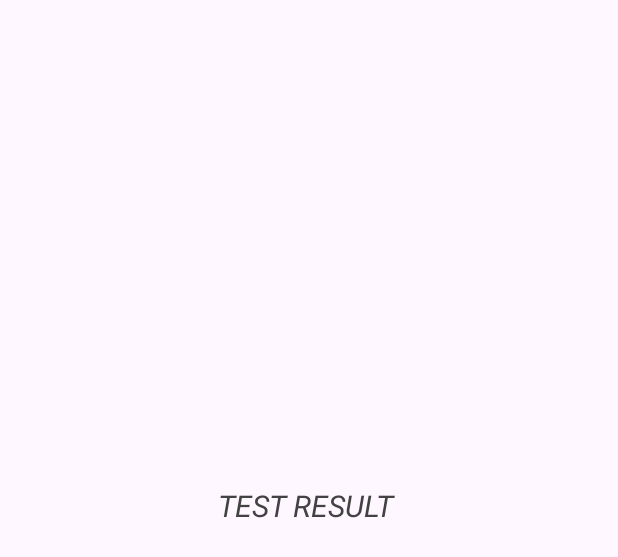
After one commit to BenManeno/EnglishLearning, an Android app: the layout activity_test_score.xml on its own in the app's theme, with its tools: preview values and no code run, on a phone screen of 412 x 824 dp. The commit adds this screen. Shown: the top 557 px of the screen. Run offline under Robolectric (Android 15) with nearby library versions, the phone set to English and light mode, and no system bars.

Commit message:
testScore
show the score for the test , wrong answer and feedback  . I create a new test score activity .

```diff
--- /dev/null
+++ b/app/src/main/res/layout/activity_test_score.xml
@@ -0,0 +1,33 @@
+<?xml version="1.0" encoding="utf-8"?>
+<LinearLayout xmlns:android="http://schemas.android.com/apk/res/android"
+    xmlns:app="http://schemas.android.com/apk/res-auto"
+    xmlns:tools="http://schemas.android.com/tools"
+    android:layout_width="match_parent"
+    android:gravity="center"
+    android:orientation="vertical"
+    android:id="@+id/backgroundColors"
+    android:layout_height="match_parent"
+    tools:context=".scoreActivity">
+
+
+    <TextView
+        android:layout_width="wrap_content"
+        android:layout_height="wrap_content"
+        android:textStyle="italic"
+        android:layout_marginBottom="150dp"
+        android:textSize="20dp"
+        android:text="TEST RESULT "
+        android:id="@+id/testScoreResult"
+        android:textColor="@color/cardview_dark_background"/>
+
+
+
+
+
+
+
+
+
+
+
+</LinearLayout>
--- a/app/src/main/res/values/strings.xml
+++ b/app/src/main/res/values/strings.xml
@@ -64,7 +64,7 @@
     <string name="NewBoxText8">is</string>
     <string name="TNewBoxText8Practice">is not </string>
 
-/// category two
+    /// category two
 
     <string name="CategoryTwo">Past tense</string>
 
@@ -107,7 +107,7 @@
     <string name="NewBoxText6Test">say</string>
     <string name="TNewBoxText6Test">saying</string>
 
-///
+    ///
     <string name="question7PastTest">He ______ TV most evening.</string>
     <string name="correctAnswerBox7Test">watches</string>
     <string name="NewBox7Test">is watch</string>
@@ -129,8 +129,6 @@
     <string name="TNewBoxText9Test">Do you drink</string>
 
 
-
-
     <string name="question10PastTest">I____from college three years ago</string>
     <string name="correctAnswerBox10Test">graduated</string>
     <string name="NewBox10Test">graduated</string>
```
Also changed, not shown: app/src/main/AndroidManifest.xml (+6 -4 lines), app/src/main/java/org/pattersonclippers/englishlearning/TestScoreActivity.java (added, +62 -0 lines), app/src/main/java/org/pattersonclippers/englishlearning/multScoreObject.java (+3 -5 lines), app/src/main/java/org/pattersonclippers/englishlearning/testActivity.java (+31 -5 lines).
